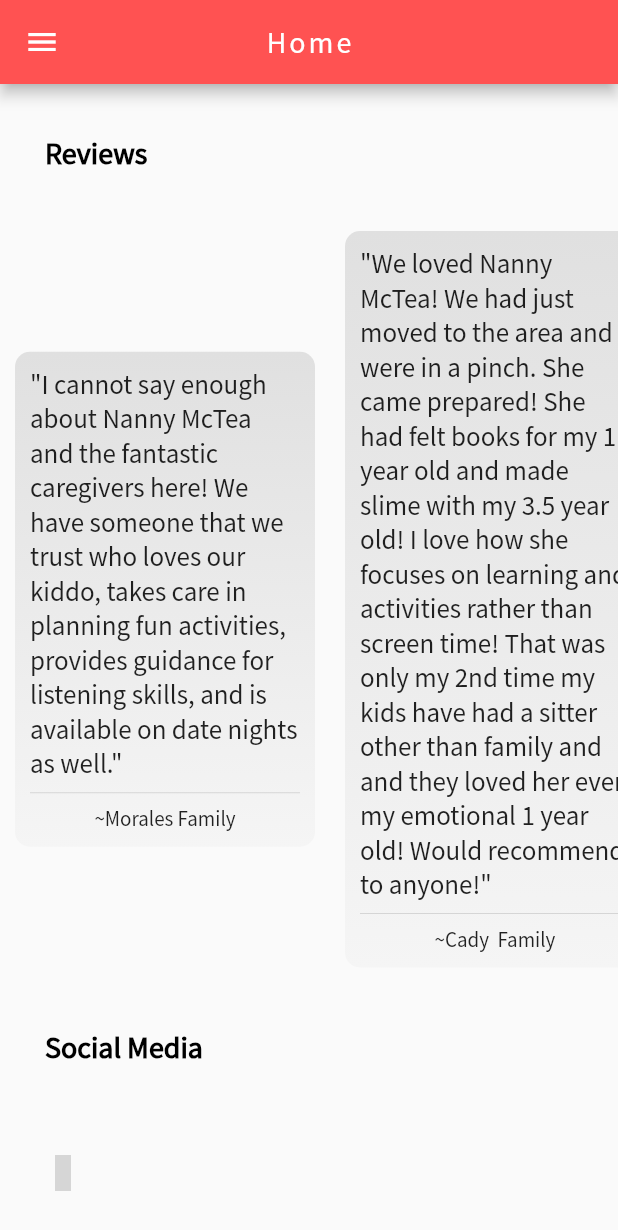
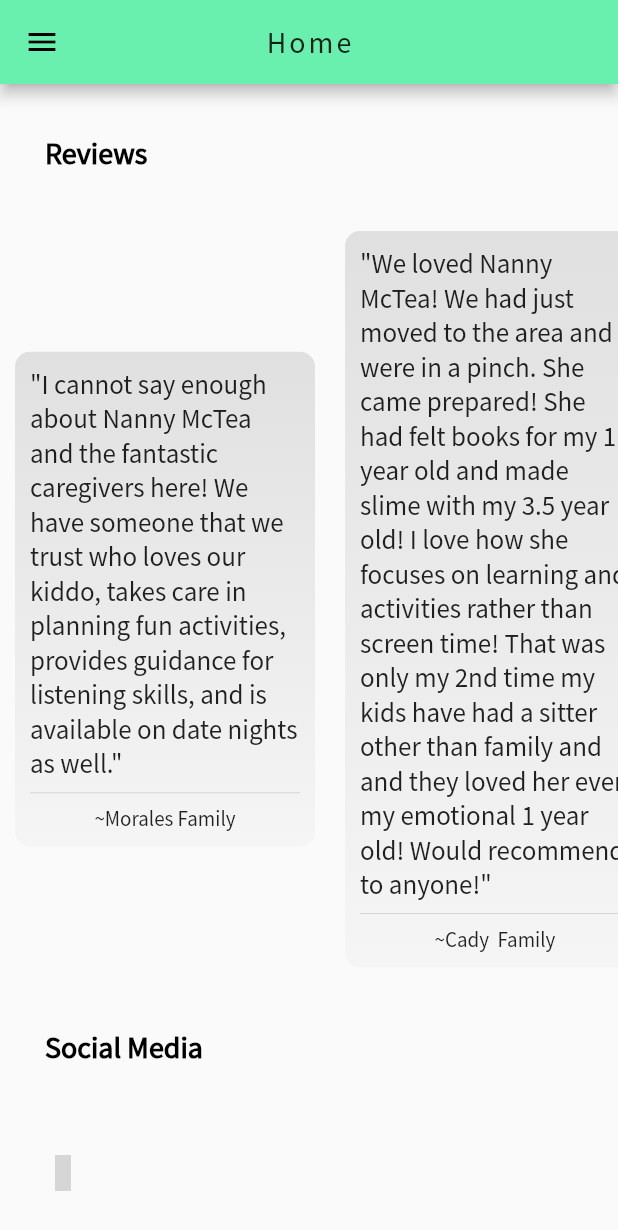
Before and after one commit to trey-a-hope/nanny-mctea-sitters, a Flutter app: the screen it shows after launch, scrolled down 904 dp, on a phone screen of 412 x 824 dp. Shown: the top 1230 px of the screen. Run offline on Flutter 3.47's test engine with Material 2 defaults, Android fonts, the phone set to English and light mode, and no system bars; our stand-ins replace cached_network_image, cloud_firestore, device_info, firebase_auth, flutter_custom_clippers, material_design_icons_flutter and 2 more; missing offline and left inert: flutter_mailer; accounts and stored records are empty; grey boxes are pictures that could not be loaded.

```diff
--- a/lib/main.dart
+++ b/lib/main.dart
@@ -16,8 +16,8 @@ class MyApp extends StatelessWidget {
       title: 'Nanny McTea Sitters',
       theme: ThemeData(
         brightness: Brightness.light,
-        accentColor: Colors.red,
-        primaryColor: Colors.redAccent,
+        accentColor: Colors.green,
+        primaryColor: Colors.greenAccent,
         fontFamily: 'SourceSansPro',
         textTheme: TextTheme(
           // headline: TextStyle(fontSize: 72.0, fontWeight: FontWeight.bold),
--- a/pubspec.yaml
+++ b/pubspec.yaml
@@ -2,7 +2,7 @@ name: nanny_mctea_sitters_flutter
 
 description: Client mobile app for baby sitting business.
 
-version: 1.0.0+1
+version: 1.0.2+2
 
 environment:
   sdk: ">=2.1.0 <3.0.0"
```
Also changed, not shown: 5 other files.
